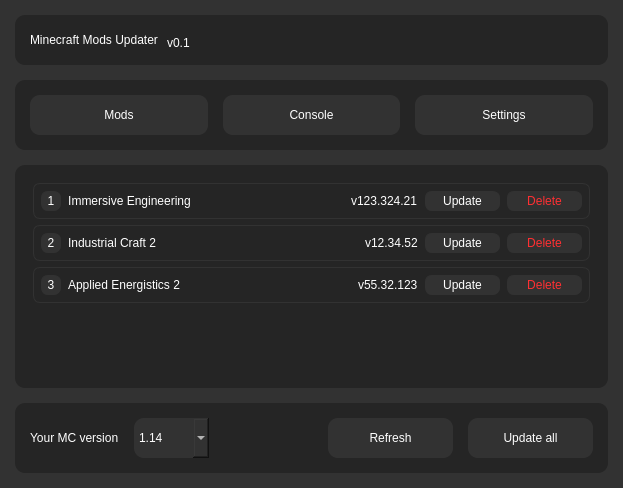
Before: the Qt Designer form main.ui in TimNekk/mc-mod-updater, drawn with Qt 5.
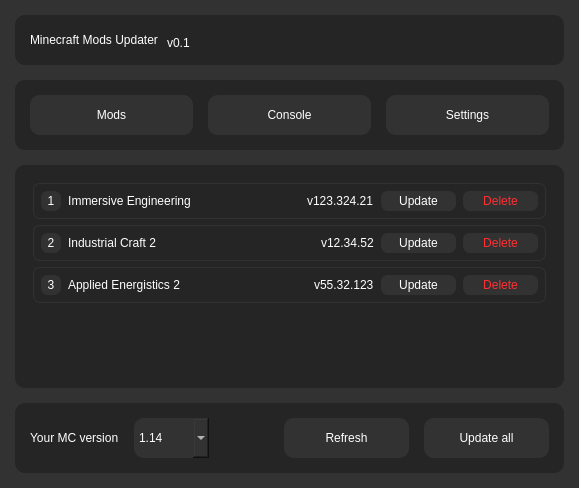
After: the same form once the commit is applied. The open tabs and pages were chosen to show the change.

The edit to the form file:
```diff
--- a/main.ui
+++ b/main.ui
@@ -6,7 +6,7 @@
    <rect>
     <x>0</x>
     <y>0</y>
-    <width>623</width>
+    <width>579</width>
     <height>488</height>
    </rect>
   </property>
@@ -514,8 +514,8 @@
                <rect>
                 <x>0</x>
                 <y>0</y>
-                <width>575</width>
-                <height>184</height>
+                <width>531</width>
+                <height>198</height>
                </rect>
               </property>
               <property name="sizePolicy">
@@ -1054,6 +1054,12 @@
           <property name="enabled">
            <bool>true</bool>
           </property>
+          <property name="sizePolicy">
+           <sizepolicy hsizetype="Preferred" vsizetype="Maximum">
+            <horstretch>0</horstretch>
+            <verstretch>0</verstretch>
+           </sizepolicy>
+          </property>
           <property name="focusPolicy">
            <enum>Qt::NoFocus</enum>
           </property>
```
Left out of the diff: 6 changed lines with no effect on the pictures.
